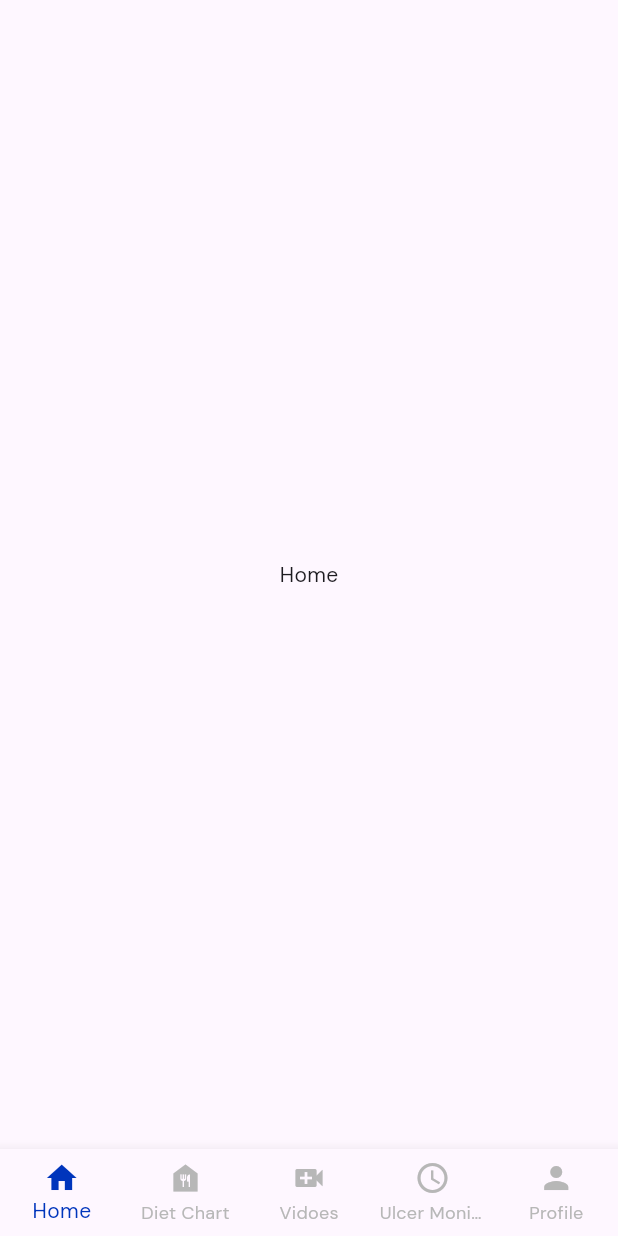
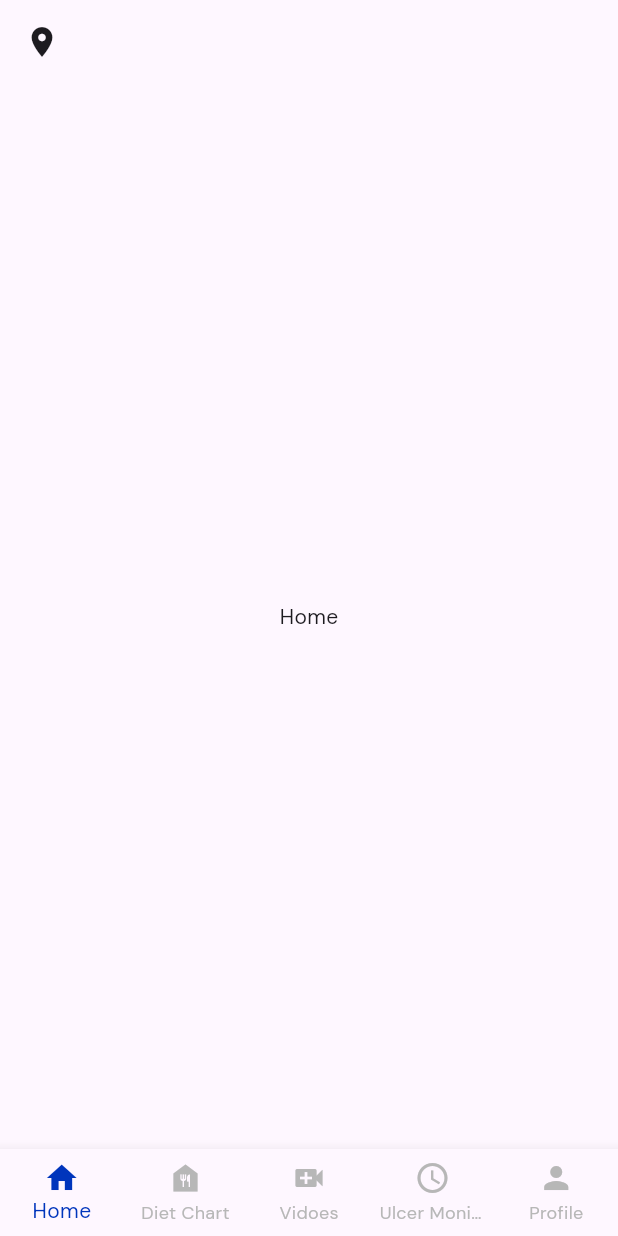
Before and after one commit to narimetisaigopi/doctor_foot_app, a Flutter app: the screen it shows after launch, on a phone screen of 412 x 824 dp. Run offline on Flutter 3.47's test engine with Material 3 defaults, Android fonts, the phone set to English and light mode, and no system bars; our stand-ins replace cached_network_image, flutter_svg, fluttertoast, form_builder_validators, get, google_fonts; missing offline and left inert: bulleted_list; project files that could hold a hidden picture were left out.

```diff
--- a/lib/pages/home_screen.dart
+++ b/lib/pages/home_screen.dart
@@ -12,8 +12,15 @@ class HomeScreen extends StatefulWidget {
 class _HomeScreenState extends State<HomeScreen> {
   @override
   Widget build(BuildContext context) {
-    return const Scaffold(
-      body: Center(child: Text(Strings.homeText),),
+    return  Scaffold(
+
+      appBar: AppBar(
+        leading: Icon(Icons.location_on),
+
+      ),
+      body: Center(
+        child: Text(Strings.homeText),
+      ),
     );
   }
 }
--- a/lib/utils/constants/app_colors.dart
+++ b/lib/utils/constants/app_colors.dart
@@ -7,6 +7,8 @@ class AppColors {
   static const Color grey = Color(0xFFB7B7B7);
   static const Color grey4 = Color(0xFFEEEDED);
   static const Color greydivider = Color(0xFFCFCFCF);
+  static const Color blackBold = Color(0xFF000000);
+
 
 
   // text color
--- a/lib/utils/constants/string_constants.dart
+++ b/lib/utils/constants/string_constants.dart
@@ -11,23 +11,28 @@ class Strings {
   static const String dietChartText = "Diet Chart";
   static const String videosText = "Vidoes";
 
-
-
   // ulser monitoring screen benifits with 1000 plan texts
   static const String premiumPlan = "Benefits with ₹1000plan";
   static const String premiumPlanText1 = "Daily Ulcer Monitoring";
-  static const String premiumPlanText2 = "Experts review on ulcer images with in a day";
-  static const String premiumPlanText3 = "Lorem Ipsum is simply dummy text of the printing";
-  static const String premiumPlanText4 = "Lorem Ipsum is simply dummy text of the printing";
-  static const String premiumPlanText5 = "Lorem Ipsum is simply dummy text of the printing";
-  static const String premiumPlanText6 = "Lorem Ipsum is simply dummy text of the printing";
+  static const String premiumPlanText2 =
+      "Experts review on ulcer images with in a day";
+  static const String premiumPlanText3 =
+      "Lorem Ipsum is simply dummy text of the printing";
+  static const String premiumPlanText4 =
+      "Lorem Ipsum is simply dummy text of the printing";
+  static const String premiumPlanText5 =
+      "Lorem Ipsum is simply dummy text of the printing";
+  static const String premiumPlanText6 =
+      "Lorem Ipsum is simply dummy text of the printing";
   static const String premiumPlanAamount = "₹1000 Plan";
 
   // ulser monitoring screen benifits with free plan texts
   static const String freePlan = "Benefits with free plan";
   static const String freePlan1 = "Weekly Ulcer Monitoring";
-  static const String freePlan2 = "Lorem Ipsum is simply dummy text of the printing";
-  static const String freePlan3 = "Lorem Ipsum is simply dummy text of the printing";
+  static const String freePlan2 =
+      "Lorem Ipsum is simply dummy text of the printing";
+  static const String freePlan3 =
+      "Lorem Ipsum is simply dummy text of the printing";
   static const String freePlanb = "Free Plan";
 
 // Profile Screen Texts
@@ -41,6 +46,18 @@ class Strings {
   static const String contactus = "Contact Us";
   static const String logout = "Logout";
 
+// discharge screen texts
+  static const String dischargeText = "Discharge";
+  static const String dischargeSummaryText = "Discharge Summary";
+  static const String uploadText = "Upload Here ";
+  static const String uploadSuccessfullyText = "You uploaded successfully";
+  static const String uploadUlcerPictureText = "Upload your current ulcer picture";
+  static const String uploadedText = "Your Picture have uploaded";
+  static const String dischargText1 =
+      "Discharge summary is a document given by the hospital at the time of your discharge, which includes information like your diagnosis, treatment, surgeries, and the medications to be used.";
+  static const String dischargeText2 =
+      "Upload your discharge summary given by your doctor at the time of your discharge. Kindly avoid uploading any investigation reports.";
+       static const String dischargeResultsText = "Your results will be sent to you after a through observation by experts. It may take some time until then we would ask you to follow the diet required for recovery ";
 
 
 }
```
Also changed, not shown: lib/pages/discharge_report_screen.dart (added, +70 -0 lines), lib/pages/discharge_screen.dart (added, +76 -0 lines). Lines whose indentation alone changed are shown as unchanged.
